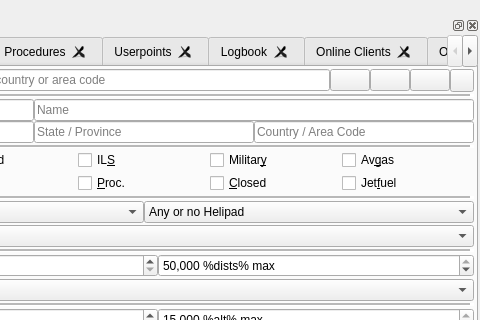
Old version of the form src/gui/mainwindow.ui in the repository albar965/littlenavmap; both pictures show x 781 to 1261 and y 117 to 437 of the 1261 by 882 pixel window.
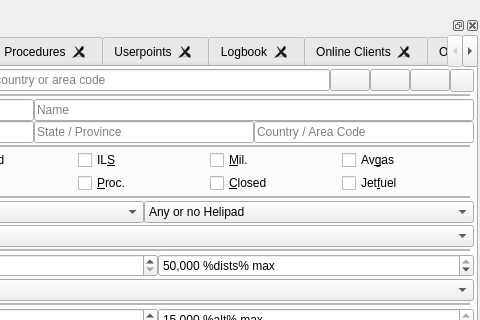
New version of the form. Icons and pictures are not drawn.

Patch:
```diff
--- a/src/gui/mainwindow.ui
+++ b/src/gui/mainwindow.ui
@@ -972,7 +972,7 @@
                 <string>Military airports</string>
                </property>
                <property name="text">
-                <string>Militar&amp;y</string>
+                <string>&amp;Mil.</string>
                </property>
                <property name="tristate">
                 <bool>true</bool>
```
